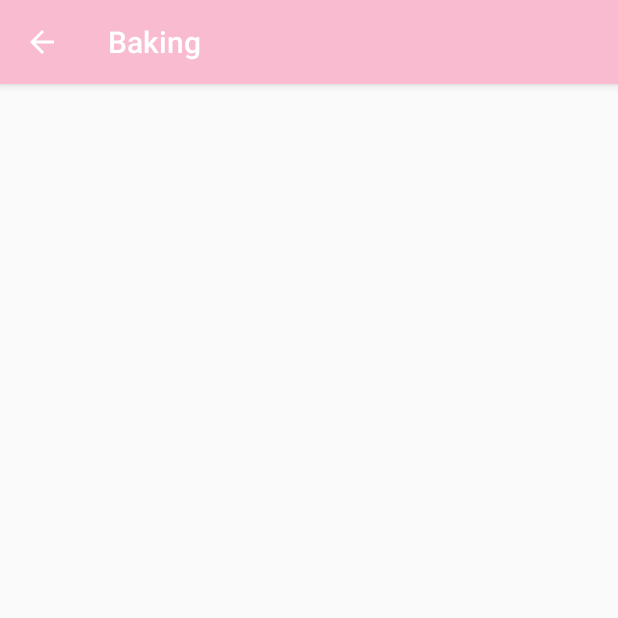
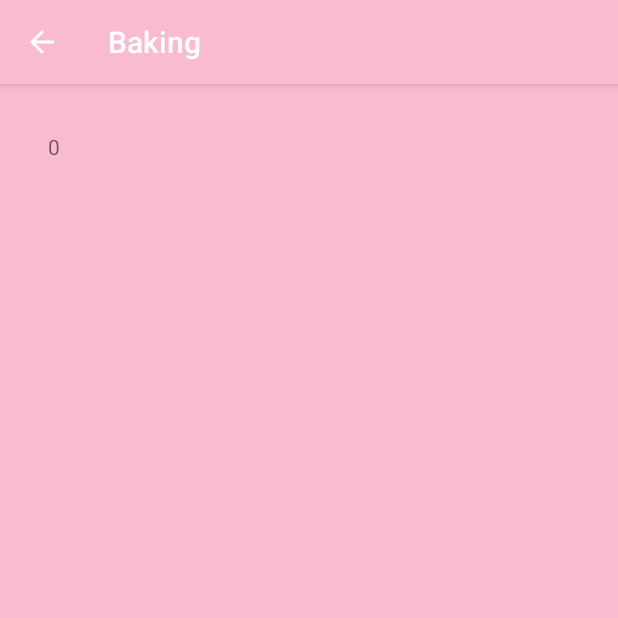
Before and after one commit to mpao/and-baking-app, an Android app: the DetailFragment screen opened directly, with no data from a screen before it, on a phone screen of 412 x 824 dp, the top half of it. Run offline under Robolectric (Android 15) with nearby library versions, the phone set to English and light mode, and no system bars; our stand-ins replace data binding.

Commit message:
implement detail navigation with master-detail flow

```diff
--- a/app/src/main/java/io/github/mpao/baking/ui/DetailFragment.java
+++ b/app/src/main/java/io/github/mpao/baking/ui/DetailFragment.java
@@ -1,5 +1,6 @@
 package io.github.mpao.baking.ui;
 
+import android.databinding.DataBindingUtil;
 import android.os.Bundle;
 import android.support.annotation.NonNull;
 import android.support.v4.app.Fragment;
@@ -7,16 +8,38 @@ import android.view.LayoutInflater;
 import android.view.View;
 import android.view.ViewGroup;
 import io.github.mpao.baking.R;
+import io.github.mpao.baking.databinding.FragmentDetailBinding;
+import io.github.mpao.baking.entities.Recipe;
 
 public class DetailFragment extends Fragment {
 
-    public DetailFragment() {}
+    private FragmentDetailBinding binding;
 
     @Override
     public View onCreateView(@NonNull LayoutInflater inflater, ViewGroup container, Bundle savedInstanceState) {
 
-        return inflater.inflate(R.layout.fragment_detail, container, false);
+        binding = DataBindingUtil.inflate(inflater, R.layout.fragment_detail, container, false);
+        Recipe recipe = getActivity().getIntent().getParcelableExtra("element");
+        this.setUpDetailElement(recipe);
+        binding.executePendingBindings();
+        return binding.getRoot();
 
     }
 
+    /*
+     * Bind the Recipe to the layout. It's usefull for the container activity
+     * to update the fragment layout on screen rotation
+     */
+    protected void setUpDetailElement(Recipe recipe){
+        binding.setRecipe(recipe);
+    }
+
+    /*
+     * Check if the fragment is still binded to the layout. It's usefull for the container activity
+     * to update the fragment layout on screen rotation
+     */
+    protected boolean isBinded(){
+        return binding != null;
+    }
+
 }
--- a/app/src/main/java/io/github/mpao/baking/ui/ListFragment.java
+++ b/app/src/main/java/io/github/mpao/baking/ui/ListFragment.java
@@ -48,7 +48,7 @@ public class ListFragment extends Fragment {
     private void observeData(ListViewModel viewModel){
 
         viewModel.getData().observe(this, list ->{
-            ListAdapter adapter = new ListAdapter( list );
+            ListAdapter adapter = new ListAdapter( list, (FragmentConnector) getActivity() );
             binding.list.setAdapter(adapter);
         });
 
--- a/app/src/main/java/io/github/mpao/baking/ui/adapters/ListAdapter.java
+++ b/app/src/main/java/io/github/mpao/baking/ui/adapters/ListAdapter.java
@@ -7,14 +7,17 @@ import android.view.ViewGroup;
 import java.util.List;
 import io.github.mpao.baking.databinding.ListRowBinding;
 import io.github.mpao.baking.entities.Recipe;
+import io.github.mpao.baking.ui.FragmentConnector;
 
 public class ListAdapter extends RecyclerView.Adapter<ListAdapter.ViewHolder>{
 
     private final List<Recipe> list;
+    private FragmentConnector connector;
 
-    public ListAdapter(List<Recipe> list){
+    public ListAdapter(List<Recipe> list, FragmentConnector connector){
 
         this.list = list;
+        this.connector = connector;
 
     }
 
@@ -57,6 +60,7 @@ public class ListAdapter extends RecyclerView.Adapter<ListAdapter.ViewHolder>{
 
         public void bind(final Recipe recipe){
             bind.setRecipe( recipe );
+            bind.row.setOnClickListener( view -> connector.onElementSelected(recipe) );
             bind.executePendingBindings();
         }
 
--- a/app/src/main/res/layout/fragment_detail.xml
+++ b/app/src/main/res/layout/fragment_detail.xml
@@ -1,10 +1,40 @@
-<android.support.constraint.ConstraintLayout
+<layout
     xmlns:android="http://schemas.android.com/apk/res/android"
-    xmlns:tools="http://schemas.android.com/tools"
-    android:layout_width="match_parent"
-    android:layout_height="match_parent"
-    tools:context="io.github.mpao.baking.ui.DetailFragment">
+    xmlns:app="http://schemas.android.com/apk/res-auto"
+    xmlns:tools="http://schemas.android.com/tools">
 
+    <data>
 
+        <variable
+            name="recipe"
+            type="io.github.mpao.baking.entities.Recipe"/>
+    </data>
 
-</android.support.constraint.ConstraintLayout>
+    <android.support.constraint.ConstraintLayout
+        android:layout_width="match_parent"
+        android:layout_height="match_parent"
+        android:background="@color/colorPrimary"
+        tools:context="io.github.mpao.baking.ui.DetailFragment">
+
+        <TextView
+            android:id="@+id/obj_id"
+            android:layout_width="wrap_content"
+            android:layout_height="wrap_content"
+            android:layout_marginStart="32dp"
+            android:layout_marginTop="32dp"
+            android:text="@{String.valueOf(recipe.getId())}"
+            app:layout_constraintStart_toStartOf="parent"
+            app:layout_constraintTop_toTopOf="parent"/>
+
+        <TextView
+            android:id="@+id/name"
+            android:layout_width="wrap_content"
+            android:layout_height="wrap_content"
+            android:layout_marginStart="16dp"
+            android:text="@{recipe.getName()}"
+            app:layout_constraintBaseline_toBaselineOf="@+id/obj_id"
+            app:layout_constraintStart_toEndOf="@+id/obj_id"/>
+
+    </android.support.constraint.ConstraintLayout>
+
+</layout>
```
Also changed, not shown: app/src/main/java/io/github/mpao/baking/ui/FragmentConnector.java (added, +13 -0 lines), app/src/main/java/io/github/mpao/baking/ui/MainActivity.java (+28 -1 lines).
